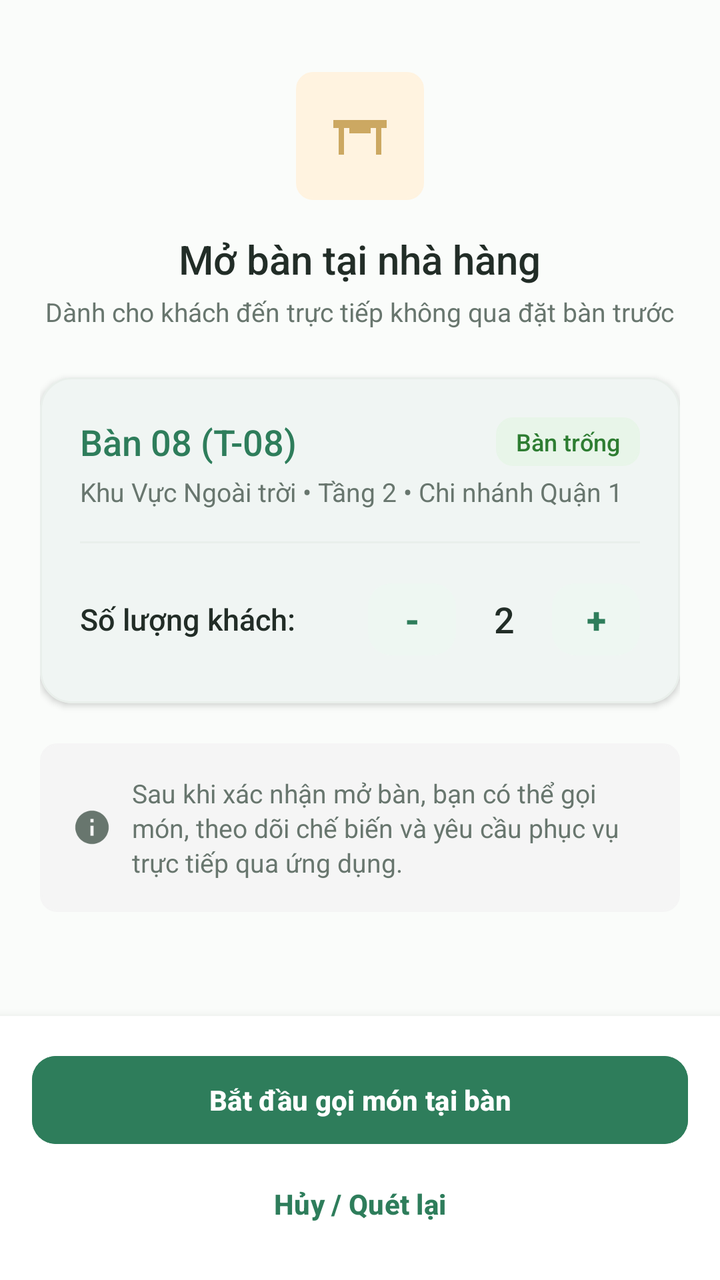
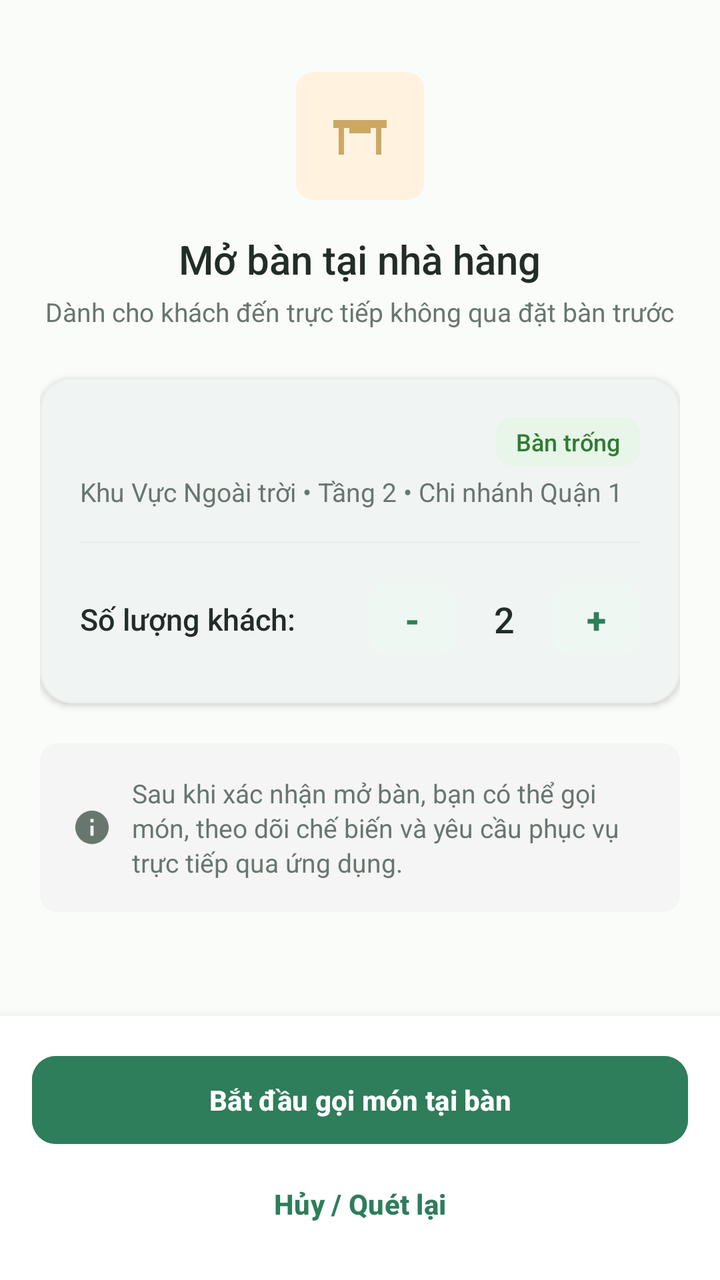

Screens rendered from an Android XML layout before and after an edit, with the pre-edit source and the edit as a unified diff.
<!-- AndroidManifest.xml: application theme Theme.VietTable -->
<!-- res/layout/fragment_walkin_confirm.xml -->
<?xml version="1.0" encoding="utf-8"?>
<androidx.coordinatorlayout.widget.CoordinatorLayout xmlns:android="http://schemas.android.com/apk/res/android"
    xmlns:app="http://schemas.android.com/apk/res-auto"
    android:layout_width="match_parent"
    android:layout_height="match_parent"
    android:background="@color/colorBackground">

    <androidx.core.widget.NestedScrollView
        android:layout_width="match_parent"
        android:layout_height="match_parent"
        android:paddingBottom="96dp">

        <LinearLayout
            android:layout_width="match_parent"
            android:layout_height="wrap_content"
            android:orientation="vertical"
            android:padding="20dp"
            android:tag="safe_top">

            <LinearLayout
                android:layout_width="match_parent"
                android:layout_height="wrap_content"
                android:gravity="center"
                android:orientation="vertical"
                android:layout_marginTop="16dp">

                <ImageView
                    android:layout_width="64dp"
                    android:layout_height="64dp"
                    android:background="@drawable/bg_badge"
                    android:backgroundTint="#FFF3E0"
                    android:padding="16dp"
                    android:src="@drawable/ic_table"
                    app:tint="@color/colorSecondary" />

                <TextView
                    android:layout_width="wrap_content"
                    android:layout_height="wrap_content"
                    android:layout_marginTop="16dp"
                    android:fontFamily="sans-serif-medium"
                    android:text="Mở bàn tại nhà hàng"
                    android:textColor="@color/colorTextPrimary"
                    android:textSize="20sp" />

                <TextView
                    android:layout_width="wrap_content"
                    android:layout_height="wrap_content"
                    android:layout_marginTop="4dp"
                    android:gravity="center"
                    android:text="Dành cho khách đến trực tiếp không qua đặt bàn trước"
                    android:textColor="@color/colorTextSecondary"
                    android:textSize="13sp" />
            </LinearLayout>

            
            <com.google.android.material.card.MaterialCardView
                android:layout_width="match_parent"
                android:layout_height="wrap_content"
                android:layout_marginTop="24dp"
                app:cardBackgroundColor="@color/colorSurface"
                app:cardCornerRadius="16dp"
                app:cardElevation="2dp"
                app:strokeColor="@color/colorDivider"
                app:strokeWidth="1dp">

                <LinearLayout
                    android:layout_width="match_parent"
                    android:layout_height="wrap_content"
                    android:orientation="vertical"
                    android:padding="20dp">

                    <LinearLayout
                        android:layout_width="match_parent"
                        android:layout_height="wrap_content"
                        android:gravity="center_vertical"
                        android:orientation="horizontal">

                        <TextView
                            android:id="@+id/tvWalkinTable"
                            android:layout_width="0dp"
                            android:layout_height="wrap_content"
                            android:layout_weight="1"
                            android:fontFamily="sans-serif-medium"
                            android:text="Bàn 08 (T-08)"
                            android:textColor="@color/colorPrimary"
                            android:textSize="18sp" />

                        <TextView
                            android:layout_width="wrap_content"
                            android:layout_height="wrap_content"
                            android:background="@drawable/bg_badge"
                            android:backgroundTint="#E8F5E9"
                            android:fontFamily="sans-serif-medium"
                            android:paddingHorizontal="10dp"
                            android:paddingVertical="4dp"
                            android:text="Bàn trống"
                            android:textColor="@color/colorSuccess"
                            android:textSize="12sp" />
                    </LinearLayout>

                    <TextView
                        android:id="@+id/tvWalkinArea"
                        android:layout_width="wrap_content"
                        android:layout_height="wrap_content"
                        android:layout_marginTop="4dp"
                        android:text="Khu Vực Ngoài trời • Tầng 2 • Chi nhánh Quận 1"
                        android:textColor="@color/colorTextSecondary"
                        android:textSize="13sp" />

                    <View
                        android:layout_width="match_parent"
                        android:layout_height="1dp"
                        android:layout_marginVertical="16dp"
                        android:background="@color/colorDivider" />

                    
                    <LinearLayout
                        android:layout_width="match_parent"
                        android:layout_height="wrap_content"
                        android:gravity="center_vertical"
                        android:orientation="horizontal">

                        <TextView
                            android:layout_width="0dp"
                            android:layout_height="wrap_content"
                            android:layout_weight="1"
                            android:fontFamily="sans-serif-medium"
                            android:text="Số lượng khách:"
                            android:textColor="@color/colorTextPrimary"
                            android:textSize="15sp" />

                        <com.google.android.material.button.MaterialButton
                            android:id="@+id/btnMinusGuest"
                            style="@style/Widget.VietTable.Button.Secondary"
                            android:layout_width="44dp"
                            android:layout_height="44dp"
                            android:padding="0dp"
                            android:text="-"
                            android:textSize="18sp" />

                        <TextView
                            android:id="@+id/tvGuestCount"
                            android:layout_width="48dp"
                            android:layout_height="wrap_content"
                            android:fontFamily="sans-serif-medium"
                            android:gravity="center"
                            android:text="2"
                            android:textColor="@color/colorTextPrimary"
                            android:textSize="18sp" />

                        <com.google.android.material.button.MaterialButton
                            android:id="@+id/btnPlusGuest"
                            style="@style/Widget.VietTable.Button.Secondary"
                            android:layout_width="44dp"
                            android:layout_height="44dp"
                            android:padding="0dp"
                            android:text="+"
                            android:textSize="18sp" />
                    </LinearLayout>

                </LinearLayout>
            </com.google.android.material.card.MaterialCardView>

            
            <LinearLayout
                android:layout_width="match_parent"
                android:layout_height="wrap_content"
                android:layout_marginTop="20dp"
                android:background="@drawable/bg_badge"
                android:backgroundTint="#F5F5F5"
                android:gravity="center_vertical"
                android:orientation="horizontal"
                android:padding="16dp">

                <ImageView
                    android:layout_width="20dp"
                    android:layout_height="20dp"
                    android:src="@drawable/ic_info"
                    app:tint="@color/colorTextSecondary" />

                <TextView
                    android:layout_width="wrap_content"
                    android:layout_height="wrap_content"
                    android:layout_marginStart="10dp"
                    android:lineSpacingExtra="2dp"
                    android:text="Sau khi xác nhận mở bàn, bạn có thể gọi món, theo dõi chế biến và yêu cầu phục vụ trực tiếp qua ứng dụng."
                    android:textColor="@color/colorTextSecondary"
                    android:textSize="13sp" />
            </LinearLayout>

        </LinearLayout>
    </androidx.core.widget.NestedScrollView>

    
    <LinearLayout
        android:tag="safe_bottom"
        android:layout_width="match_parent"
        android:layout_height="wrap_content"
        android:layout_gravity="bottom"
        android:background="@color/colorSurface"
        android:elevation="8dp"
        android:orientation="vertical"
        android:padding="16dp">

        <com.google.android.material.button.MaterialButton
            android:id="@+id/btnStartWalkinSession"
            style="@style/Widget.VietTable.Button.Primary"
            android:layout_width="match_parent"
            android:layout_height="52dp"
            android:text="Bắt đầu gọi món tại bàn" />

        <com.google.android.material.button.MaterialButton
            android:id="@+id/btnCancelWalkin"
            style="@style/Widget.VietTable.Button.Text"
            android:layout_width="match_parent"
            android:layout_height="44dp"
            android:layout_marginTop="4dp"
            android:text="Hủy / Quét lại" />
    </LinearLayout>

</androidx.coordinatorlayout.widget.CoordinatorLayout>
<!-- resources referenced by this layout -->
<resources>
  <color name="colorBackground">#FAFCFA</color>
  <color name="colorDivider">#E9EFEB</color>
  <color name="colorPrimary">#2E7D5B</color>
  <color name="colorSecondary">#CCA862</color>
  <color name="colorSuccess">#2E7D32</color>
  <color name="colorSurface">#FFFFFF</color>
  <color name="colorTextPrimary">#222D27</color>
  <color name="colorTextSecondary">#68766E</color>
  <color name="surface">#FFFFFF</color>
  <color name="divider">#E9EFEB</color>
  <dimen name="btn_height_primary">52dp</dimen>
  <dimen name="radius_medium">12dp</dimen>
  <color name="primary">#2E7D5B</color>
  <style name="Base.Theme.VietTable" parent="Theme.Material3.Light.NoActionBar">
          
          <item name="colorPrimary">@color/primary</item>
          <item name="colorPrimaryDark">@color/primary_dark</item>
          <item name="colorOnPrimary">@color/on_primary</item>
          <item name="colorPrimaryContainer">@color/primary_container</item>
          <item name="colorOnPrimaryContainer">@color/on_primary_container</item>
  
          <item name="colorSecondary">@color/accent_gold</item>
          <item name="colorOnSecondary">@color/white</item>
          <item name="colorSecondaryContainer">@color/accent_gold_container</item>
          <item name="colorOnSecondaryContainer">@color/accent_gold_dark</item>
  
          <item name="android:colorBackground">@color/bg_cream</item>
          <item name="colorSurface">@color/surface</item>
          <item name="colorOnSurface">@color/text_primary</item>
          <item name="colorSurfaceVariant">@color/surface_variant</item>
  
          <item name="colorError">@color/semantic_error</item>
          <item name="colorOnError">@color/white</item>
  
          
          <item name="android:statusBarColor">@android:color/transparent</item>
          <item name="android:windowLightStatusBar">true</item>
          <item name="android:navigationBarColor">@android:color/transparent</item>
          <item name="android:windowLightNavigationBar">true</item>
  
          
          <item name="colorAccent">@color/primary</item>
          <item name="alertDialogTheme">@style/ThemeOverlay.VietTable.Dialog.Alert</item>
          <item name="materialAlertDialogTheme">@style/ThemeOverlay.VietTable.MaterialAlertDialog</item>
          <item name="buttonBarPositiveButtonStyle">@style/Widget.VietTable.Dialog.Button.Positive</item>
          <item name="buttonBarNegativeButtonStyle">@style/Widget.VietTable.Dialog.Button.Negative</item>
          <item name="buttonBarNeutralButtonStyle">@style/Widget.VietTable.Dialog.Button.Neutral</item>
          <item name="materialButtonStyle">@style/Widget.VietTable.Button.Primary</item>
          <item name="materialButtonOutlinedStyle">@style/Widget.VietTable.Button.Outlined</item>
          <item name="borderlessButtonStyle">@style/Widget.VietTable.Button.Text</item>
          <item name="materialCardViewStyle">@style/Widget.VietTable.Card</item>
          <item name="textInputStyle">@style/Widget.VietTable.TextInputLayout</item>
          <item name="toolbarStyle">@style/Widget.VietTable.Toolbar</item>
          <item name="bottomNavigationStyle">@style/Widget.VietTable.BottomNavigationView</item>
      </style>
  <dimen name="text_button">14sp</dimen>
  <color name="primary_dark">#24654A</color>
  <color name="on_primary">#FFFFFF</color>
  <color name="primary_container">#EEF7F2</color>
  <color name="on_primary_container">#1B4E38</color>
  <color name="accent_gold">#CCA862</color>
  <color name="white">#FFFFFFFF</color>
  <color name="accent_gold_container">#FAF5EB</color>
  <color name="accent_gold_dark">#9E7D33</color>
  <color name="bg_cream">#FAFCFA</color>
  <color name="text_primary">#222D27</color>
  <color name="surface_variant">#F3F7F5</color>
  <color name="semantic_error">#D32F2F</color>
  <color name="text_secondary">#68766E</color>
  <color name="transparent">#00000000</color>
  <dimen name="radius_large">16dp</dimen>
  <dimen name="card_elevation">1.5dp</dimen>
  <dimen name="card_stroke_width">1dp</dimen>
  <!-- unchanged entries left out for length: 22 -->
</resources>

<!-- the commit's change to res/layout/fragment_walkin_confirm.xml (unified diff, before → after) -->
@@ -81,7 +81,7 @@
                             android:layout_height="wrap_content"
                             android:layout_weight="1"
                             android:fontFamily="sans-serif-medium"
-                            android:text="Bàn 08 (T-08)"
+                            android:text=""
                             android:textColor="@color/colorPrimary"
                             android:textSize="18sp" />
 
<!-- resource entries referenced after the edit -->
@@ -38,7 +38,6 @@
           <item name="android:statusBarColor">@android:color/transparent</item>
           <item name="android:windowLightStatusBar">true</item>
           <item name="android:navigationBarColor">@android:color/transparent</item>
-          <item name="android:windowLightNavigationBar">true</item>
   
           
           <item name="colorAccent">@color/primary</item>
